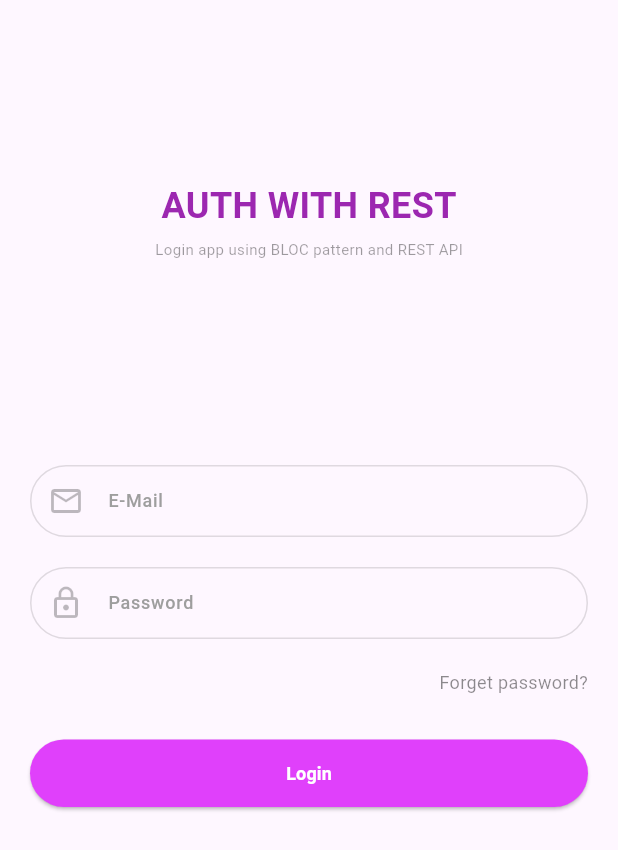
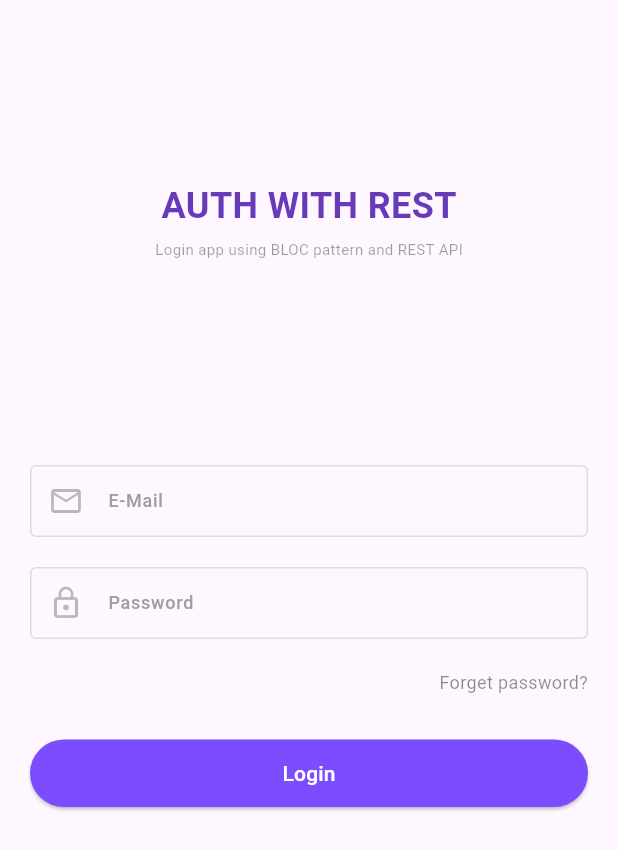
Before and after one commit to mbr1993/flutter_authentication_bloc_dio, a Flutter app: the screen it shows after launch, on a phone screen of 412 x 824 dp. Shown: the top 850 px of the screen. Run offline on Flutter 3.47's test engine with Material 3 defaults, Android fonts, the phone set to English and light mode, and no system bars; our stand-ins replace bloc, dio, equatable, flutter_bloc, flutter_secure_storage.

Commit message:
login screen

```diff
--- a/lib/screens/auth/login_screen.dart
+++ b/lib/screens/auth/login_screen.dart
@@ -42,58 +42,44 @@ class LoginScreen extends StatelessWidget {
                           children: [
                             Text(
                               "AUTH WITH REST",
-                              style: TextStyle(color: Colors.purple, fontWeight: FontWeight.bold, fontSize: 24.0),
+                              style: TextStyle(color: Colors.deepPurple, fontWeight: FontWeight.bold, fontSize: 24.0),
                             ),
-                            SizedBox(
-                              height: 5.0,
-                            ),
+                            SizedBox(height: 5.0),
                             Text(
                               "Login app using BLOC pattern and REST API",
                               style: TextStyle(fontSize: 10.0, color: Colors.black38),
-                            )
+                            ),
                           ],
                         ),
                       ),
                       const SizedBox(height: 30),
                       TextFormField(
-                        style: const TextStyle(fontSize: 14.0, color: Colors.blueAccent, fontWeight: FontWeight.bold),
+                        style: const TextStyle(fontSize: 14.0, color: Colors.deepPurple),
                         controller: _emailController,
                         keyboardType: TextInputType.emailAddress,
-                        decoration: InputDecoration(
-                          prefixIcon: const Icon(Icons.email_outlined, color: Colors.black26),
-                          enabledBorder: OutlineInputBorder(
-                            borderSide: const BorderSide(color: Colors.black12),
-                            borderRadius: BorderRadius.circular(30.0),
-                          ),
-                          focusedBorder: OutlineInputBorder(
-                            borderSide: const BorderSide(color: Colors.purpleAccent),
-                            borderRadius: BorderRadius.circular(30.0),
-                          ),
-                          contentPadding: const EdgeInsets.only(left: 10.0, right: 10.0),
+                        decoration: const InputDecoration(
+                          prefixIcon: Icon(Icons.email_outlined, color: Colors.black26),
+                          enabledBorder: OutlineInputBorder(borderSide: BorderSide(color: Colors.black12)),
+                          focusedBorder: OutlineInputBorder(borderSide: BorderSide(color: Colors.deepPurpleAccent)),
+                          contentPadding: EdgeInsets.only(left: 10.0, right: 10.0),
                           labelText: "E-Mail",
-                          hintStyle: const TextStyle(fontSize: 12.0, color: Colors.grey, fontWeight: FontWeight.w500),
-                          labelStyle: const TextStyle(fontSize: 12.0, color: Colors.grey, fontWeight: FontWeight.w500),
+                          hintStyle: TextStyle(fontSize: 12.0, color: Colors.grey, fontWeight: FontWeight.w500),
+                          labelStyle: TextStyle(fontSize: 12.0, color: Colors.grey, fontWeight: FontWeight.w500),
                         ),
                         autocorrect: false,
                       ),
                       const SizedBox(height: 20.0),
                       TextFormField(
-                        style: const TextStyle(fontSize: 14.0, color: Colors.blueAccent, fontWeight: FontWeight.bold),
+                        style: const TextStyle(fontSize: 14.0, color: Colors.deepPurple),
                         controller: _passwordController,
-                        decoration: InputDecoration(
-                          fillColor: Colors.white,
-                          prefixIcon: const Icon(Icons.lock_outline, color: Colors.black26),
-                          enabledBorder: OutlineInputBorder(
-                            borderSide: const BorderSide(color: Colors.black12),
-                            borderRadius: BorderRadius.circular(30.0),
-                          ),
-                          focusedBorder: OutlineInputBorder(
-                              borderSide: const BorderSide(color: Colors.grey),
-                              borderRadius: BorderRadius.circular(30.0)),
-                          contentPadding: const EdgeInsets.only(left: 10.0, right: 10.0),
+                        decoration: const InputDecoration(
+                          prefixIcon: Icon(Icons.lock_outline, color: Colors.black26),
+                          enabledBorder: OutlineInputBorder(borderSide: BorderSide(color: Colors.black12)),
+                          focusedBorder: OutlineInputBorder(borderSide: BorderSide(color: Colors.deepPurpleAccent)),
+                          contentPadding: EdgeInsets.only(left: 10.0, right: 10.0),
                           labelText: "Password",
-                          hintStyle: const TextStyle(fontSize: 12.0, color: Colors.grey, fontWeight: FontWeight.w500),
-                          labelStyle: const TextStyle(fontSize: 12.0, color: Colors.grey, fontWeight: FontWeight.w500),
+                          hintStyle: TextStyle(fontSize: 12.0, color: Colors.grey, fontWeight: FontWeight.w500),
+                          labelStyle: TextStyle(fontSize: 12.0, color: Colors.grey, fontWeight: FontWeight.w500),
                         ),
                         autocorrect: false,
                         obscureText: true,
@@ -115,24 +101,7 @@ class LoginScreen extends StatelessWidget {
                             SizedBox(
                               height: 45,
                               child: state is LoginLoading
-                                  ? const Column(
-                                      crossAxisAlignment: CrossAxisAlignment.center,
-                                      mainAxisAlignment: MainAxisAlignment.center,
-                                      children: [
-                                        Center(
-                                          child: Column(
-                                            mainAxisAlignment: MainAxisAlignment.center,
-                                            children: [
-                                              SizedBox(
-                                                width: 25,
-                                                height: 25,
-                                                child: CupertinoActivityIndicator(),
-                                              ),
-                                            ],
-                                          ),
-                                        ),
-                                      ],
-                                    )
+                                  ? const CupertinoActivityIndicator()
                                   : ElevatedButton(
                                       onPressed: () {
                                         BlocProvider.of<LoginBloc>(context).add(
@@ -142,18 +111,8 @@ class LoginScreen extends StatelessWidget {
                                           ),
                                         );
                                       },
-                                      style: ElevatedButton.styleFrom(
-                                          backgroundColor: Colors.purpleAccent,
-                                          disabledBackgroundColor: Colors.purpleAccent,
-                                          disabledForegroundColor: Colors.white,
-                                          shape: RoundedRectangleBorder(
-                                            borderRadius: BorderRadius.circular(30.0),
-                                          )),
-                                      child: const Text(
-                                        'Login',
-                                        style:
-                                            TextStyle(color: Colors.white, fontSize: 12.0, fontWeight: FontWeight.bold),
-                                      ),
+                                      style: ElevatedButton.styleFrom(backgroundColor: Colors.deepPurpleAccent),
+                                      child: const Text('Login', style: TextStyle(color: Colors.white)),
                                     ),
                             ),
                           ],
```
